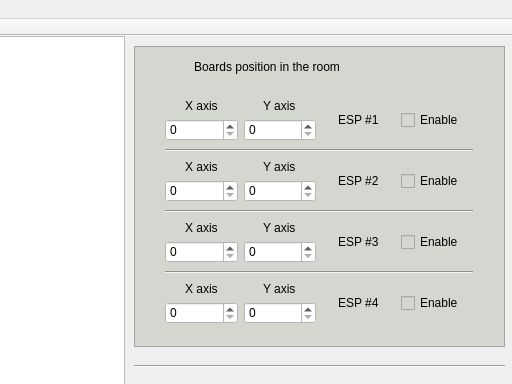
First picture: the form in mainwindow.ui, repository Marlowess/PRTS-ESP32-server, before the edit; both pictures show x 716 to 1228 and y 0 to 384 of the 1228 by 725 pixel window.
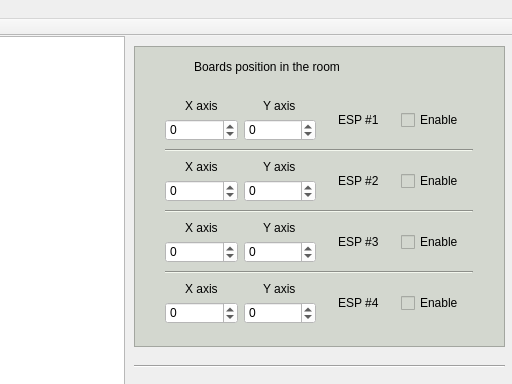
Second picture: the form after the edit. Custom widgets are drawn as their Qt base class.

Patch:
```diff
--- a/mainwindow.ui
+++ b/mainwindow.ui
@@ -77,6 +77,9 @@
             <property name="styleSheet">
              <string notr="true">background-color: rgb(255, 255, 255);</string>
             </property>
+            <property name="minimum">
+             <number>-10</number>
+            </property>
             <property name="maximum">
              <number>10</number>
             </property>
@@ -101,6 +104,9 @@
             <property name="styleSheet">
              <string notr="true">background-color: rgb(255, 255, 255);</string>
             </property>
+            <property name="minimum">
+             <number>-10</number>
+            </property>
             <property name="maximum">
              <number>10</number>
             </property>
@@ -156,6 +162,9 @@
             <property name="styleSheet">
              <string notr="true">background-color: rgb(255, 255, 255);</string>
             </property>
+            <property name="minimum">
+             <number>-10</number>
+            </property>
             <property name="maximum">
              <number>10</number>
             </property>
@@ -180,6 +189,9 @@
             <property name="styleSheet">
              <string notr="true">background-color: rgb(255, 255, 255);</string>
             </property>
+            <property name="minimum">
+             <number>-10</number>
+            </property>
             <property name="maximum">
              <number>10</number>
             </property>
@@ -232,6 +244,9 @@
             <property name="styleSheet">
              <string notr="true">background-color: rgb(255, 255, 255);</string>
             </property>
+            <property name="minimum">
+             <number>-10</number>
+            </property>
             <property name="maximum">
              <number>10</number>
             </property>
@@ -256,6 +271,9 @@
             <property name="styleSheet">
              <string notr="true">background-color: rgb(255, 255, 255);</string>
             </property>
+            <property name="minimum">
+             <number>-10</number>
+            </property>
             <property name="maximum">
              <number>10</number>
             </property>
@@ -308,6 +326,9 @@
             <property name="styleSheet">
              <string notr="true">background-color: rgb(255, 255, 255);</string>
             </property>
+            <property name="minimum">
+             <number>-10</number>
+            </property>
             <property name="maximum">
              <number>10</number>
             </property>
@@ -332,6 +353,9 @@
             <property name="styleSheet">
              <string notr="true">background-color: rgb(255, 255, 255);</string>
             </property>
+            <property name="minimum">
+             <number>-10</number>
+            </property>
             <property name="maximum">
              <number>10</number>
             </property>
```
